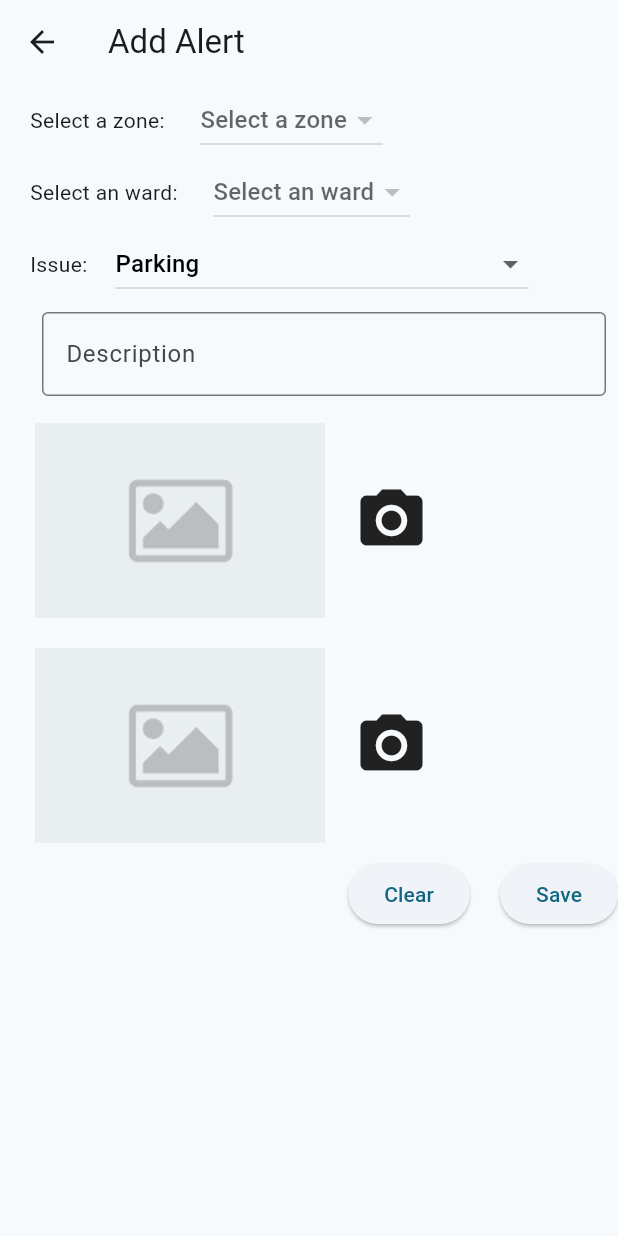
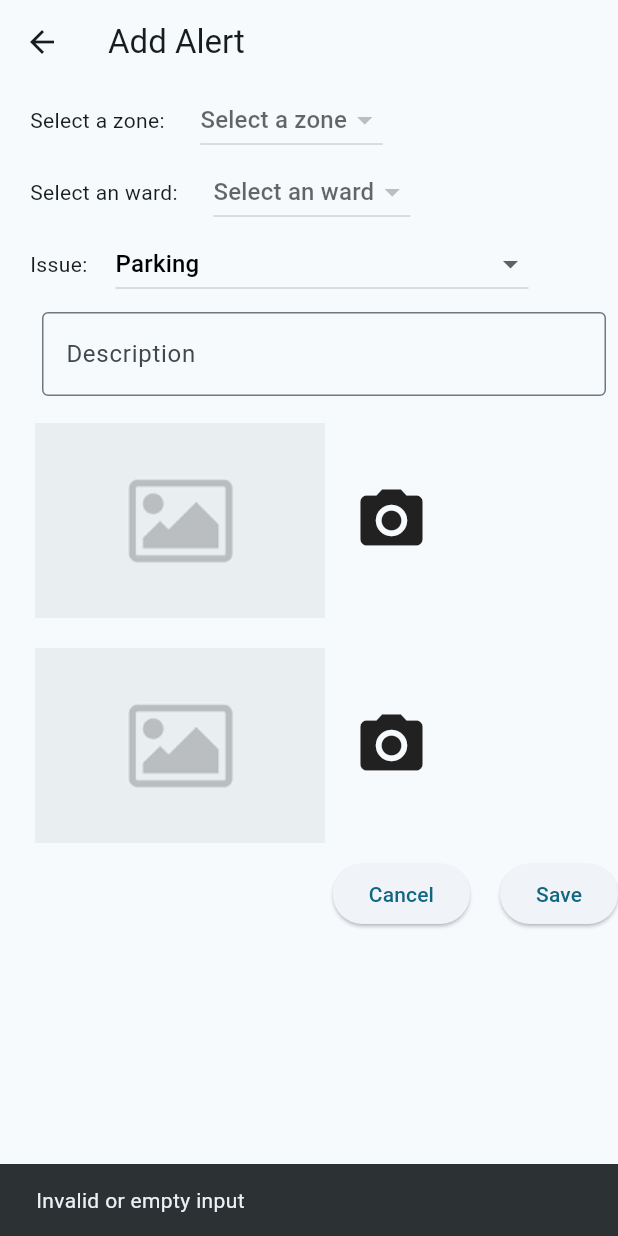
Before and after one commit to BioEnable-bit/backup, a Flutter app: the AddNewAlert screen opened by its route, after a tap on "Save", on a phone screen of 412 x 824 dp. Run offline on Flutter 3.47's test engine with Material 2 defaults, Android fonts, the phone set to English and light mode, and no system bars; our stand-ins replace carousel_slider, flutter_image_compress, image_picker, permission_handler, shared_preferences, webview_flutter; accounts and stored records are empty; network calls fail.

Commit message:
feature - added api call to add new alert screen

```diff
--- a/lib/screens/add_new_alert.dart
+++ b/lib/screens/add_new_alert.dart
@@ -2,7 +2,9 @@ import 'dart:convert';
 
 import 'package:flutter/material.dart';
 import 'package:http/http.dart';
+import 'package:pcmc_staff/screens/alerts.dart';
 import 'package:permission_handler/permission_handler.dart';
+import 'package:shared_preferences/shared_preferences.dart';
 
 import '../models/WardModel.dart';
 import '../models/ZoneModel.dart';
@@ -23,6 +25,8 @@ class _AddNewAlertState extends State<AddNewAlert> {
   // for ward dropdown
   WardModel? selectedWard;
   List<WardModel> wards = <WardModel>[];
+
+  late String? staffID;
 
   var _image;
   var _image1;
@@ -49,7 +53,9 @@ class _AddNewAlertState extends State<AddNewAlert> {
   @override
   void initState() {
     super.initState();
+    staffID = '';
     getAllZoneNames();
+    getStaffID();
   }
 
   Future getAllWardNames(zoneid) async {
@@ -263,14 +269,63 @@ class _AddNewAlertState extends State<AddNewAlert> {
                   ElevatedButton(
                       onPressed: () {
                         //
+                        Navigator.pushNamed(context, '/alerts', arguments: {});
                       },
-                      child: const Text('Clear')),
+                      child: const Text('Cancel')),
                   const SizedBox(
                     width: 20,
                   ),
                   ElevatedButton(
                       onPressed: () {
-                        //TODO: ADD FUNCTIONALITY
+                        showDialog(
+                            context: context,
+                            builder: (context) {
+                              return const Center(
+                                child: CircularProgressIndicator(),
+                              );
+                            });
+                        if (selectedZone == null ||
+                            selectedWard == null ||
+                            selectedIssue.toString().isEmpty ||
+                            _descriptionController.text.toString().isEmpty) {
+                          ScaffoldMessenger.of(context).showSnackBar(
+                              const SnackBar(
+                                  content: Text('Invalid or empty input')));
+                          // stop progress bar
+                          Navigator.of(context).pop();
+
+                          return;
+                        }
+                        // print all value
+                        print('Zone id: ${selectedZone!.ward_id.toString()}');
+                        print('Ward id: ${selectedWard!.wards_id.toString()}');
+                        print('Issue: ${selectedIssue.toString()}');
+                        print(
+                            'description: ${_descriptionController.text.toString()}');
+                        // print('image1: ${}');
+                        // print('image2: ${}');
+                        try {
+                          // show progress bar
+
+                          // call api method
+                          addIssue(
+                              staffID,
+                              _descriptionController.text.toString(),
+                              selectedZone!.ward_id.toString(),
+                              selectedIssue,
+                              '18.51410791',
+                              '73.92358895',
+                              '',
+                              '',
+                              selectedWard!.wards_id
+                                  .toString()); //Issue and Alerts are same
+                          // stop progress bar
+                          Navigator.of(context).pop();
+                        } catch (e) {
+                          print('error: ${e.toString()}');
+                          // stop progress bar
+                          Navigator.of(context).pop();
+                        }
                       },
                       child: const Text('Save'))
                 ],
@@ -281,4 +336,55 @@ class _AddNewAlertState extends State<AddNewAlert> {
       ),
     );
   }
+
+  void addIssue(staff_id, description, ward_id, issue_type, latitude, longitude,
+      image1, image2, wardid) async {
+    Response response = await post(
+        Uri.parse(
+            'https://pcmc.bioenabletech.com/api/service.php?q=add_issue&auth_key=PCMCS56ADDGPIL'),
+        body: {
+          'staff_id': staff_id,
+          'description': description,
+          'ward_id': ward_id,
+          'issue_type': issue_type,
+          'latitude': latitude,
+          'longitude': longitude,
+          'image1': image1,
+          'image2': image2,
+          'longitude': longitude,
+          'wardid': wardid,
+        });
+
+    if (response.statusCode == 200) {
+      var data = json.decode(response.body);
+
+      if (data[0]['msg'] == 'success') {
+        ScaffoldMessenger.of(context).showSnackBar(
+            const SnackBar(content: Text('Issue added successfully')));
+        // print('success');
+        // stop progress bar
+        Navigator.of(context).pop();
+        Navigator.pushReplacement(context,
+            MaterialPageRoute(builder: (context) {
+          return const Alerts();
+          // Navigator.pop(context);
+        }));
+      } else {
+        // String resp = data[0]['msg'];
+        ScaffoldMessenger.of(context).showSnackBar(
+            const SnackBar(content: Text('Something went wrong')));
+        // print('Update failed');
+        Navigator.of(context).pop();
+        return;
+      }
+    }
+  }
+
+  void getStaffID() async {
+    final prefs = await SharedPreferences.getInstance();
+    setState(() {
+      staffID = prefs.getString('staffID');
+      print('staffID: $staffID');
+    });
+  }
 }
--- a/lib/screens/edit_profile.dart
+++ b/lib/screens/edit_profile.dart
@@ -318,7 +318,6 @@ class _EditProfileState extends State<EditProfile> {
                           content: Text('please enter proper address')));
                       return;
                     }
-                    //TODO: call update profile api
                     try {
                       //start progress bar
                       showDialog(
@@ -374,9 +373,6 @@ class _EditProfileState extends State<EditProfile> {
     if (response.statusCode == 200) {
       var data = json.decode(response.body);
 
-      // var data = jsonDecode(response.body.toString());
-      // print(data);
-      //TODO: API NOT SHOWING RESPONSE MESSAGE (Once api starts showing response add appropriate response in if else)
       if (data[0]['msg'] == 'success') {
         ScaffoldMessenger.of(context)
             .showSnackBar(const SnackBar(content: Text('Update successful')));
```
